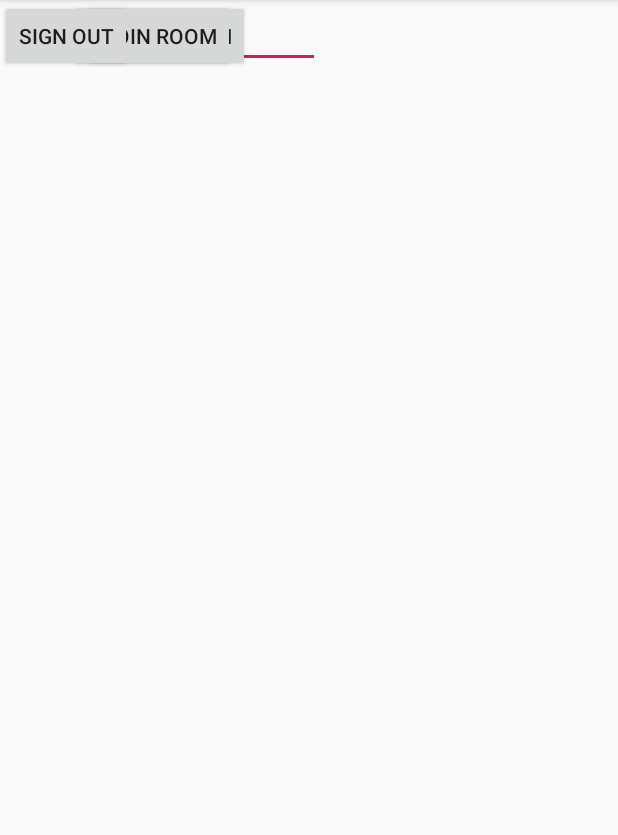
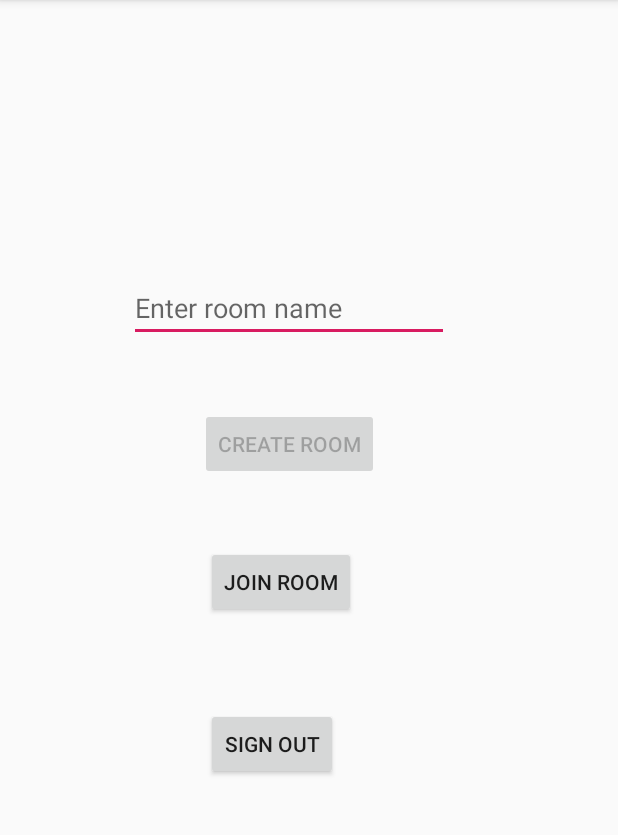
Before and after one commit to cannizarro/DoorBhash, an Android app: the screen it shows after launch (MainActivity), after a tap on "CREATE ROOM", on a phone screen of 412 x 824 dp, the part 84-919 px from its top. Run offline under Robolectric (Android 15) with nearby library versions, the phone set to English and light mode, and no system bars; our stand-ins replace Firebase (no records; nobody signed in at launch, a user with empty details on screens opened directly); libraries missing offline, so code that uses them is left out: com.firebase.ui; 2 statements that could not run were skipped.

Commit message:
Tested and implemented MainActivity and RoomList activities.

```diff
--- a/app/src/main/java/com/cannizarro/doorbhash/MainActivity.java
+++ b/app/src/main/java/com/cannizarro/doorbhash/MainActivity.java
@@ -5,12 +5,18 @@ import androidx.appcompat.app.AppCompatActivity;
 
 import android.content.Intent;
 import android.os.Bundle;
+import android.text.Editable;
+import android.text.TextWatcher;
+import android.view.View;
+import android.widget.Button;
 import android.widget.EditText;
 import android.widget.Toast;
 
 import com.firebase.ui.auth.AuthUI;
 import com.google.firebase.auth.FirebaseAuth;
 import com.google.firebase.auth.FirebaseUser;
+import com.google.firebase.database.DatabaseReference;
+import com.google.firebase.database.FirebaseDatabase;
 
 import java.util.Arrays;
 import java.util.List;
@@ -23,35 +29,14 @@ public class MainActivity extends AppCompatActivity {
     public static final int RC_SIGN_IN= 1;
 
     private String username;
+    private String roomName;
     private FirebaseAuth mFirebaseAuth;
-    private FirebaseAuth.AuthStateListener mAuthStateListner = new FirebaseAuth.AuthStateListener() {
-        @Override
-        public void onAuthStateChanged(@NonNull FirebaseAuth firebaseAuth) {
-            FirebaseUser firebaseUser=firebaseAuth.getCurrentUser();
-            if(firebaseUser != null)
-            {
-                //signed in
-                onSignedInInitialize(firebaseUser.getDisplayName());
-            }
-            else
-            {
-                //signed out
-                onSignedOutCleanup();
-                // Choose authentication providers
-                List<AuthUI.IdpConfig> providers = Arrays.asList(
-                        new AuthUI.IdpConfig.EmailBuilder().build(),
-                        new AuthUI.IdpConfig.GoogleBuilder().build());
+    private FirebaseAuth.AuthStateListener mAuthStateListner;
+    static FirebaseDatabase firebaseDatabase;
+    private DatabaseReference databaseReference;
 
-                // Create and launch sign-in intent
-                startActivityForResult(
-                        AuthUI.getInstance()
-                                .createSignInIntentBuilder()
-                                .setAvailableProviders(providers)
-                                .build(),
-                        RC_SIGN_IN);
-            }
-        }
-    };
+    EditText roomText;
+    Button createRoomButton;
 
 
     @Override
@@ -59,7 +44,32 @@ public class MainActivity extends AppCompatActivity {
         super.onCreate(savedInstanceState);
         setContentView(R.layout.activity_main);
 
+        firebaseDatabase = FirebaseDatabase.getInstance();
+        databaseReference = firebaseDatabase.getReference("rooms");
+
+        roomText = findViewById(R.id.roomName);
+        createRoomButton = findViewById(R.id.create);
+
         mFirebaseAuth = FirebaseAuth.getInstance();
+
+        roomText.addTextChangedListener(new TextWatcher() {
+            @Override
+            public void beforeTextChanged(CharSequence charSequence, int i, int i1, int i2) {
+            }
+
+            @Override
+            public void onTextChanged(CharSequence charSequence, int i, int i1, int i2) {
+                if (charSequence.toString().trim().length() > 0) {
+                    createRoomButton.setEnabled(true);
+                } else {
+                    createRoomButton.setEnabled(false);
+                }
+            }
+
+            @Override
+            public void afterTextChanged(Editable editable) {
+            }
+        });
 
         mAuthStateListner = new FirebaseAuth.AuthStateListener() {
             @Override
@@ -78,7 +88,6 @@ public class MainActivity extends AppCompatActivity {
                     onSignedOutCleanup();
                     // Choose authentication providers
                     List<AuthUI.IdpConfig> providers = Arrays.asList(
-                            new AuthUI.IdpConfig.EmailBuilder().build(),
                             new AuthUI.IdpConfig.GoogleBuilder().build());
 
                     // Create and launch sign-in intent
@@ -96,19 +105,27 @@ public class MainActivity extends AppCompatActivity {
 
 
 
-    public void createRoom() {
+    public void createRoom(View v) {
+
+        //Creating room. Adding a child named what's in the edit text
+        roomName = roomText.getText().toString();
+        roomText.setText(null);
+
+        databaseReference.push().setValue(roomName);
+        //databaseReference.child("/" + roomName + "/");
+
         Intent intent = new Intent(getApplicationContext(), DialerScreen.class)
                 .putExtra("initiator", true)
-                .putExtra("username", username);
-        startActivity(intent);
+                .putExtra("username", username)
+                .putExtra("roomname", roomName);
+        //startActivity(intent);
 
     }
 
 
-    public void joinRoom(){
+    public void joinRoom(View v){
         Intent intent = new Intent(getApplicationContext(), RoomList.class)
-                .putExtra("initiator", false)
-                .putExtra("username", username);;
+                .putExtra("username", username);
         startActivity(intent);
 
     }
--- a/app/src/main/res/layout/activity_main.xml
+++ b/app/src/main/res/layout/activity_main.xml
@@ -14,8 +14,12 @@
         android:ems="10"
         android:hint="Enter room name"
         android:inputType="textPersonName"
-        tools:layout_editor_absoluteX="96dp"
-        tools:layout_editor_absoluteY="160dp" />
+        app:layout_constraintBottom_toBottomOf="parent"
+        app:layout_constraintEnd_toEndOf="parent"
+        app:layout_constraintHorizontal_bias="0.434"
+        app:layout_constraintStart_toStartOf="parent"
+        app:layout_constraintTop_toTopOf="parent"
+        app:layout_constraintVertical_bias="0.253" />
 
     <Button
         android:id="@+id/create"
@@ -23,26 +27,32 @@
         android:layout_height="wrap_content"
         android:onClick="createRoom"
         android:text="Create Room"
+        app:layout_constraintBottom_toTopOf="@+id/join"
         app:layout_constraintEnd_toEndOf="@+id/roomName"
         app:layout_constraintStart_toStartOf="@+id/roomName"
-        tools:layout_editor_absoluteY="280dp" />
+        app:layout_constraintTop_toBottomOf="@+id/roomName" />
 
     <Button
         android:id="@+id/join"
         android:layout_width="wrap_content"
         android:layout_height="wrap_content"
+        android:layout_marginTop="136dp"
         android:onClick="joinRoom"
         android:text="Join Room"
         app:layout_constraintEnd_toEndOf="@+id/roomName"
+        app:layout_constraintHorizontal_bias="0.451"
         app:layout_constraintStart_toStartOf="@+id/roomName"
-        tools:layout_editor_absoluteY="368dp" />
+        app:layout_constraintTop_toBottomOf="@+id/roomName" />
 
     <Button
         android:id="@+id/sign"
         android:layout_width="wrap_content"
         android:layout_height="wrap_content"
+        android:layout_marginTop="244dp"
         android:onClick="signOut"
         android:text="Sign Out"
-        tools:layout_editor_absoluteX="159dp"
-        tools:layout_editor_absoluteY="465dp" />
+        app:layout_constraintEnd_toEndOf="@+id/join"
+        app:layout_constraintHorizontal_bias="0.0"
+        app:layout_constraintStart_toStartOf="@+id/join"
+        app:layout_constraintTop_toBottomOf="@+id/roomName" />
 </androidx.constraintlayout.widget.ConstraintLayout>
--- a/app/src/main/res/layout/activity_room_list.xml
+++ b/app/src/main/res/layout/activity_room_list.xml
@@ -8,6 +8,6 @@
     <ListView
         android:id="@+id/listView"
         android:layout_width="match_parent"
-        android:layout_height="fill_parent"
+        android:layout_height="match_parent"
         />
 </androidx.constraintlayout.widget.ConstraintLayout>
```
Also changed, not shown: app/src/main/java/com/cannizarro/doorbhash/DialerScreen.java (+6 -6 lines), app/src/main/java/com/cannizarro/doorbhash/RoomList.java (+78 -6 lines), app/src/main/java/com/cannizarro/doorbhash/SignallingClient.java (+9 -10 lines), app/src/main/res/layout/mylist.xml (deleted, +0 -14 lines).
